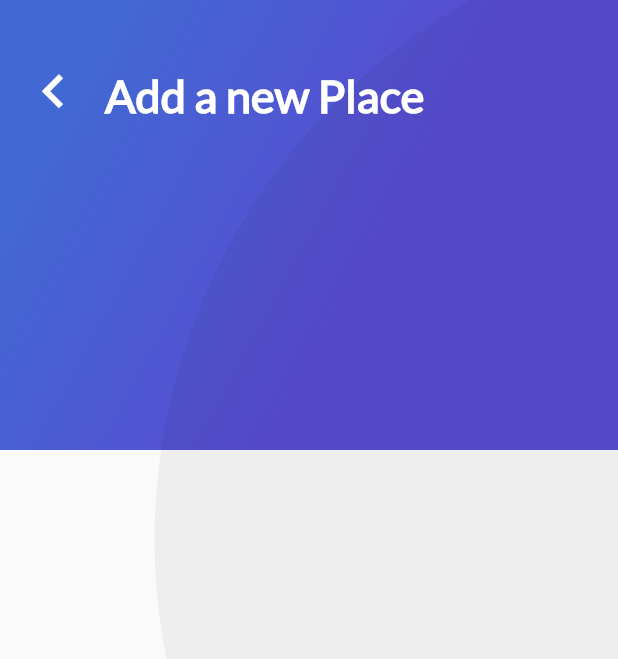
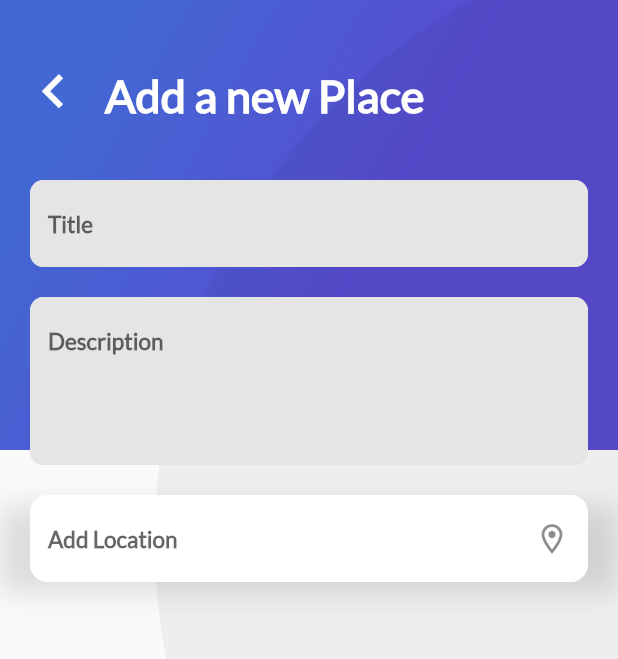
Before and after one commit to Reales09/flutter_advance, a Flutter app: the AddPlaceScreen screen opened directly, on a phone screen of 412 x 824 dp. Shown: the top 659 px of the screen. Run offline on Flutter 3.47's test engine with Material 2 defaults, Android fonts, the light colour scheme and no system bars; our stand-ins replace cloud_firestore, firebase_auth, firebase_core, google_sign_in; missing offline and left inert: generic_bloc_provider; accounts and stored records are empty.

Commit message:
Se agrega input location y text input en la addScreen

```diff
--- a/lib/Place/ui/screens/add_place_screen.dart
+++ b/lib/Place/ui/screens/add_place_screen.dart
@@ -2,7 +2,9 @@
 
 import 'package:flutter/cupertino.dart';
 import 'package:flutter/material.dart';
+import 'package:prueba/Place/ui/widgets/title_input_location.dart';
 import 'package:prueba/Widgets/gradient_back.dart';
+import 'package:prueba/Widgets/text_input.dart';
 import 'package:prueba/Widgets/title_header.dart';
 
 class AddPlaceScreen extends StatefulWidget {
@@ -26,12 +28,15 @@
     // TODO: implement build
     double screenHeight = MediaQuery.of(context).size.height;
     double screenWidth = MediaQuery.of(context).size.width;
+    final _controllerTitlePlace = TextEditingController();
+    final _controllerDescriptionPlace = TextEditingController();
+
 
     return Scaffold(
       body: Stack(
         children: [
           GradientBack(height: 300.0),
-          Row(
+          Row(//AppBar
             children: [
               Container(
                 padding: EdgeInsets.only(top: 25.0, left: 5.0),
@@ -53,8 +58,32 @@
                   child: TitleHeader(title: "Add a new Place"),
                 ),
               ))
+            ],
+          ),
+          Container(
+            margin: EdgeInsets.only(top: 120.0, bottom: 20.0),
+            child: ListView(
+              children: [
+                Container(//foto
 
-            ],
+                ),
+                Container(//TextFiel title
+                  margin: EdgeInsets.only(bottom: 20.0),
+                  child: TextInput(hintText: "Title", inputType: TextInputType.text,maxLines: 1, controller: _controllerTitlePlace),
+                ),
+                TextInput
+                  (hintText: "Description",
+                    inputType: TextInputType.multiline,
+                    maxLines: 4,
+                    controller: _controllerDescriptionPlace
+                ),
+                Container(
+                  margin: EdgeInsets.only(top: 20.0),
+                  child: TextInputLocation(hintText: "Add Location",
+                      iconData: Icons.location_on_outlined),
+                )
+              ],
+            ),
           )
         ],
       ),
--- /dev/null
+++ b/lib/Place/ui/widgets/title_input_location.dart
@@ -0,0 +1,55 @@
+import 'package:flutter/material.dart';
+
+class TextInputLocation extends StatelessWidget{
+  final String hintText;
+  final IconData iconData;
+
+
+  TextInputLocation({
+    required this.hintText,
+    required this.iconData
+});
+
+  @override
+  Widget build(BuildContext context) {
+    // TODO: implement build
+
+    return Container(
+     padding: EdgeInsets.only(right: 20.0, left: 20.0),
+     child: TextField(
+     style: TextStyle(
+       fontSize: 15.0,
+       fontFamily: "Lato",
+       color: Colors.blueGrey,
+       fontWeight: FontWeight.bold
+       ),
+       decoration: InputDecoration(
+         hintText: hintText,
+         suffixIcon: Icon(iconData),
+         fillColor: Color(0xFFFFFFFF),
+         filled: true,
+         border: InputBorder.none,
+         enabledBorder: OutlineInputBorder(
+             borderSide: BorderSide(color: Color(0xFFFFFFFF)),
+             borderRadius: BorderRadius.all(Radius.circular(12.0))
+         ),
+         focusedBorder: OutlineInputBorder(
+             borderSide: BorderSide(color: Color(0xFFFFFFFF)),
+             borderRadius: BorderRadius.all(Radius.circular(12.0))
+         ),
+
+       ),
+      ),
+      decoration: BoxDecoration(
+        boxShadow: <BoxShadow>[
+          BoxShadow(
+            color: Colors.black12,
+            blurRadius: 15.0,
+            offset: Offset(0.0,7.0)
+          )
+        ]
+      ),
+    );
+
+  }
+}
--- /dev/null
+++ b/lib/Widgets/text_input.dart
@@ -0,0 +1,50 @@
+import 'package:flutter/material.dart';
+
+class TextInput extends StatelessWidget {
+
+  final String hintText;
+  final TextInputType inputType;
+  final TextEditingController controller;
+  int? maxLines = 1;
+
+  TextInput({
+    required this.hintText,
+    required this.inputType,
+    required this.controller,
+    this.maxLines
+});
+
+  @override
+  Widget build(BuildContext context) {
+    // TODO: implement build
+
+    return Container(
+      padding: EdgeInsets.only(right: 20.0, left: 20.0),
+      child: TextField(
+        controller: controller,
+        keyboardType: inputType,
+        maxLines: maxLines,
+        style: TextStyle(
+          fontSize: 15.0,
+          fontFamily: "Lato",
+          color: Colors.blueGrey,
+          fontWeight: FontWeight.bold
+        ),
+        decoration: InputDecoration(
+          filled: true,
+          fillColor: Color(0xFFe5e5e5),
+          border: InputBorder.none,
+          hintText: hintText,
+          enabledBorder: OutlineInputBorder(
+            borderSide: BorderSide(color: Color(0xFFe5e5e5)),
+            borderRadius: BorderRadius.all(Radius.circular(9.0))
+          ),
+          focusedBorder: OutlineInputBorder(
+          borderSide: BorderSide(color: Color(0xFFe5e5e5)),
+          borderRadius: BorderRadius.all(Radius.circular(9.0))
+        ),
+      ),
+    )
+    );
+  }
+}
```
